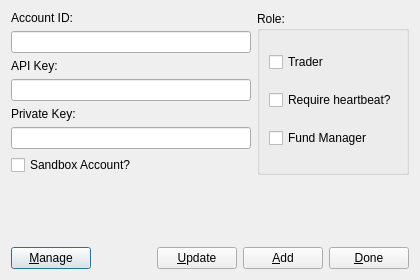
codymj/GeminiCryptoTrader, file src/AccountsDialog.ui: the form before one commit.
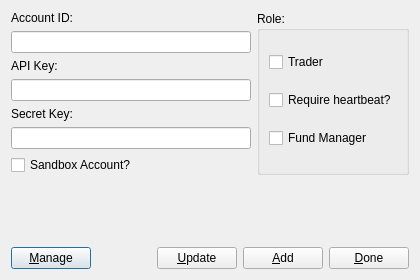
The form after the commit.

```diff
--- a/src/AccountsDialog.ui
+++ b/src/AccountsDialog.ui
@@ -78,7 +78,7 @@
          <item>
           <widget class="QLabel" name="label_3">
            <property name="text">
-            <string>Private Key:</string>
+            <string>Secret Key:</string>
            </property>
           </widget>
          </item>
```
